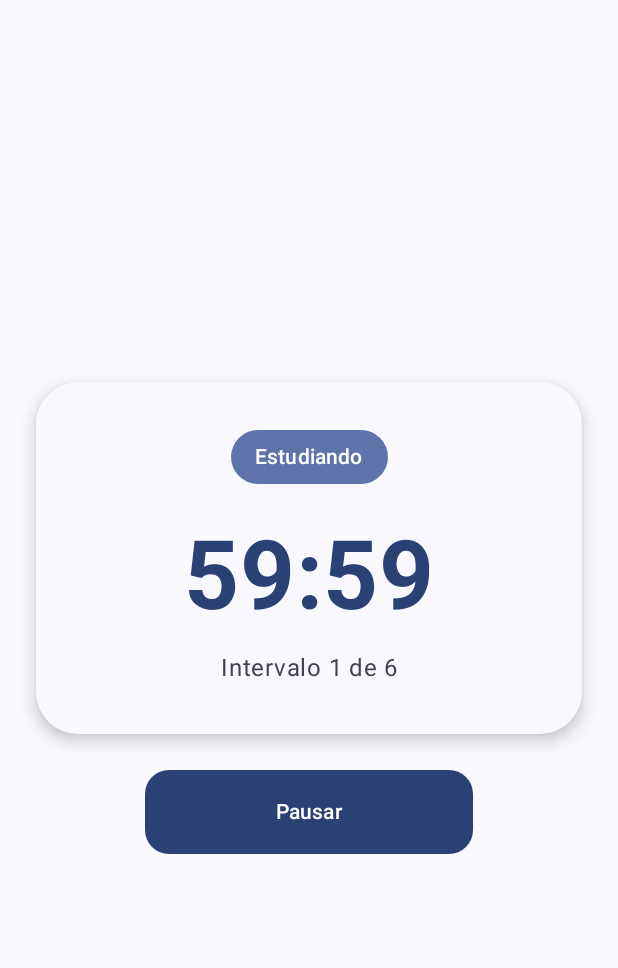
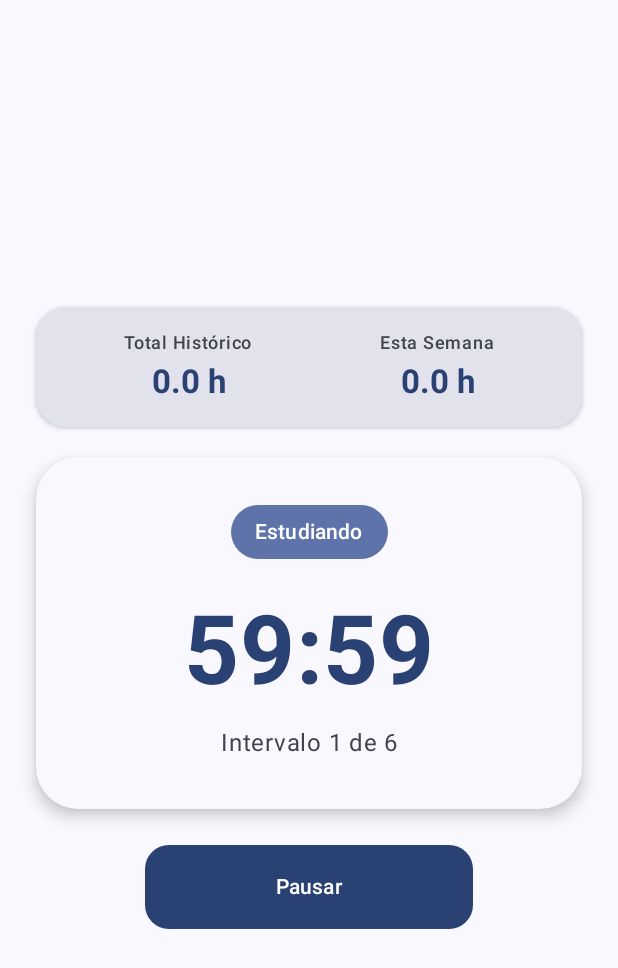
Before and after one commit to DanielCulpian/CascadeStudy, an Android app built with Jetpack Compose: the screen it shows after launch (MainActivity), after a tap on "Iniciar", on a phone screen of 412 x 824 dp. Shown: the top 968 px of the screen. Run offline under Robolectric (Android 15) with nearby library versions, the light colour scheme and no system bars; our stand-ins replace Room's generated code; 1 other tap on this screen came first.

Commit message:
Added database using room to manage the total hours of study (historical and weekly). Implemented the database on TimerScreen.kt and updated MainActivity.kt.

```diff
--- a/app/src/main/java/com/example/cascadestudy/MainActivity.kt
+++ b/app/src/main/java/com/example/cascadestudy/MainActivity.kt
@@ -6,20 +6,33 @@ import androidx.activity.compose.BackHandler
 import androidx.activity.compose.setContent
 import androidx.activity.enableEdgeToEdge
 import androidx.activity.viewModels
+import androidx.compose.runtime.collectAsState
 import androidx.compose.runtime.getValue
-import androidx.compose.runtime.collectAsState
+import androidx.compose.runtime.mutableStateOf
+import androidx.compose.runtime.saveable.rememberSaveable
+import androidx.compose.runtime.setValue
+import androidx.lifecycle.ViewModel
+import androidx.lifecycle.ViewModelProvider
+import com.example.cascadestudy.data.local.AppDatabase
+import com.example.cascadestudy.data.repository.SessionRepository
+import com.example.cascadestudy.presentation.AppScreen
 import com.example.cascadestudy.presentation.selection.SessionSelectionScreen
 import com.example.cascadestudy.presentation.timer.TimerScreen
 import com.example.cascadestudy.presentation.timer.TimerViewModel
 import com.example.cascadestudy.ui.theme.CascadeStudyTheme
-import androidx.compose.runtime.mutableStateOf
-import androidx.compose.runtime.saveable.rememberSaveable
-import com.example.cascadestudy.presentation.AppScreen
-import androidx.compose.runtime.setValue
 
 class MainActivity : ComponentActivity() {
 
-    private val viewModel: TimerViewModel by viewModels()
+    private val viewModel: TimerViewModel by viewModels {
+        object : ViewModelProvider.Factory {
+            override fun <T : ViewModel> create(modelClass: Class<T>): T {
+                val database = AppDatabase.getDatabase(applicationContext)
+                val repository = SessionRepository(database.completedSessionDao())
+                @Suppress("UNCHECKED_CAST")
+                return TimerViewModel(sessionRepository = repository) as T
+            }
+        }
+    }
 
     override fun onCreate(savedInstanceState: Bundle?) {
         super.onCreate(savedInstanceState)
--- /dev/null
+++ b/app/src/main/java/com/example/cascadestudy/data/local/AppDatabase.kt
@@ -0,0 +1,31 @@
+package com.example.cascadestudy.data.local
+
+import android.content.Context
+import androidx.room.Database
+import androidx.room.Room
+import androidx.room.RoomDatabase
+
+// Room database manager for local persistence of study statistics
+@Database(entities = [CompletedSessionEntity::class], version = 1, exportSchema = false)
+abstract class AppDatabase : RoomDatabase() {
+    // Provides access to the completed sessions DAO
+    abstract fun completedSessionDao(): CompletedSessionDao
+
+    companion object {
+        @Volatile
+        private var INSTANCE: AppDatabase? = null
+
+        // Returns the singleton instance of AppDatabase, creating it if necessary
+        fun getDatabase(context: Context): AppDatabase {
+            return INSTANCE ?: synchronized(this) {
+                val instance = Room.databaseBuilder(
+                    context.applicationContext,
+                    AppDatabase::class.java,
+                    "app_database"
+                ).build()
+                INSTANCE = instance
+                instance
+            }
+        }
+    }
+}
--- /dev/null
+++ b/app/src/main/java/com/example/cascadestudy/data/local/CompletedSessionDao.kt
@@ -0,0 +1,22 @@
+package com.example.cascadestudy.data.local
+
+import androidx.room.Dao
+import androidx.room.Insert
+import androidx.room.Query
+import kotlinx.coroutines.flow.Flow
+
+// Data Access Object defining database queries for completed study sessions
+@Dao
+interface CompletedSessionDao {
+    // Inserts a new completed session record into the database
+    @Insert
+    fun insertSession(session: CompletedSessionEntity)
+
+    // Returns a Flow emitting the total cumulative study time in seconds
+    @Query("SELECT SUM(durationSeconds) FROM completed_sessions")
+    fun getTotalStudySeconds(): Flow<Long?>
+
+    // Returns a Flow emitting total study seconds recorded since the given start of week timestamp
+    @Query("SELECT SUM(durationSeconds) FROM completed_sessions WHERE timestampEpochMillis >= :startOfWeekMillis")
+    fun getWeeklyStudySeconds(startOfWeekMillis: Long): Flow<Long?>
+}
--- /dev/null
+++ b/app/src/main/java/com/example/cascadestudy/data/local/CompletedSessionEntity.kt
@@ -0,0 +1,14 @@
+package com.example.cascadestudy.data.local
+
+import androidx.room.Entity
+import androidx.room.PrimaryKey
+
+// Room database entity representing a single completed study session record
+@Entity(tableName = "completed_sessions")
+data class CompletedSessionEntity(
+    @PrimaryKey(autoGenerate = true)
+    val id: Long = 0,
+    val durationSeconds: Long,
+    val presetType: String,
+    val timestampEpochMillis: Long = System.currentTimeMillis()
+)
--- /dev/null
+++ b/app/src/main/java/com/example/cascadestudy/data/repository/SessionRepository.kt
@@ -0,0 +1,43 @@
+package com.example.cascadestudy.data.repository
+
+import com.example.cascadestudy.data.local.CompletedSessionDao
+import com.example.cascadestudy.data.local.CompletedSessionEntity
+import kotlinx.coroutines.CoroutineDispatcher
+import kotlinx.coroutines.Dispatchers
+import kotlinx.coroutines.flow.Flow
+import kotlinx.coroutines.flow.map
+import kotlinx.coroutines.withContext
+import java.util.Calendar
+
+// Repository abstracting data operations and calculations for completed study sessions
+class SessionRepository(
+    private val dao: CompletedSessionDao,
+    private val ioDispatcher: CoroutineDispatcher = Dispatchers.IO
+) {
+    // Reactive Flow exposing total historical study time in seconds
+    val totalStudySeconds: Flow<Long> = dao.getTotalStudySeconds().map { it ?: 0L }
+
+    // Calculates start of the current week and returns a Flow of weekly study seconds
+    fun getWeeklyStudySeconds(): Flow<Long> {
+        val calendar: Calendar = Calendar.getInstance().apply {
+            set(Calendar.DAY_OF_WEEK, firstDayOfWeek)
+            set(Calendar.HOUR_OF_DAY, 0)
+            set(Calendar.MINUTE, 0)
+            set(Calendar.SECOND, 0)
+            set(Calendar.MILLISECOND, 0)
+        }
+        return dao.getWeeklyStudySeconds(calendar.timeInMillis).map { it ?: 0L }
+    }
+
+    // Persists a newly completed study session record asynchronously on the IO dispatcher
+    suspend fun saveCompletedSession(durationSeconds: Long, presetType: String) {
+        withContext(ioDispatcher) {
+            dao.insertSession(
+                CompletedSessionEntity(
+                    durationSeconds = durationSeconds,
+                    presetType = presetType
+                )
+            )
+        }
+    }
+}
--- a/app/src/main/java/com/example/cascadestudy/domain/StudySessionPreset.kt
+++ b/app/src/main/java/com/example/cascadestudy/domain/StudySessionPreset.kt
@@ -1,5 +1,6 @@
 package com.example.cascadestudy.domain
 
+// Preset configurations for study session interval structures
 enum class StudySessionPreset {
     FULL,
     SHORT,
--- a/app/src/main/java/com/example/cascadestudy/domain/StudySessionPresetExtensions.kt
+++ b/app/src/main/java/com/example/cascadestudy/domain/StudySessionPresetExtensions.kt
@@ -1,5 +1,6 @@
 package com.example.cascadestudy.domain
 
+// Converts a StudySessionPreset enum entry into a corresponding StudySession domain instance
 fun StudySessionPreset.toStudySession(): StudySession {
     return when (this) {
         StudySessionPreset.FULL -> StudySession(
--- a/app/src/main/java/com/example/cascadestudy/presentation/AppScreen.kt
+++ b/app/src/main/java/com/example/cascadestudy/presentation/AppScreen.kt
@@ -1,5 +1,6 @@
 package com.example.cascadestudy.presentation
 
+// Enumeration of main navigation screens in the application
 enum class AppScreen {
     SESSION_SELECTION,
     TIMER
--- a/app/src/main/java/com/example/cascadestudy/presentation/timer/TimerScreen.kt
+++ b/app/src/main/java/com/example/cascadestudy/presentation/timer/TimerScreen.kt
@@ -50,7 +50,7 @@ private fun formatTime(totalSeconds: Long): String {
     return "%02d:%02d".format(minutes, seconds)
 }
 
-// Main Composable screen for displaying timer state and control actions
+// Main Composable screen for displaying timer state, statistics, and control actions
 @Composable
 fun TimerScreen(
     uiState: TimerUiState,
@@ -70,6 +70,68 @@ fun TimerScreen(
         horizontalAlignment = Alignment.CenterHorizontally,
         verticalArrangement = Arrangement.Center
     ) {
+        // Statistics Card displaying historical and weekly study hours
+        Card(
+            modifier = Modifier.fillMaxWidth(),
+            colors = CardDefaults.cardColors(
+                containerColor = MaterialTheme.colorScheme.surfaceVariant
+            ),
+            shape = RoundedCornerShape(20.dp),
+            elevation = CardDefaults.cardElevation(
+                defaultElevation = 2.dp
+            )
+        ) {
+            Row(
+                modifier = Modifier
+                    .fillMaxWidth()
+                    .padding(16.dp),
+                horizontalArrangement = Arrangement.SpaceAround,
+                verticalAlignment = Alignment.CenterVertically
+            ) {
+                Column(
+                    horizontalAlignment = Alignment.CenterHorizontally
+                ) {
+                    Text(
+                        text = "Total Histórico",
+                        style = MaterialTheme.typography.labelMedium,
+                        color = MaterialTheme.colorScheme.onSurfaceVariant
+                    )
+                    Spacer(
+                        modifier = Modifier.height(4.dp)
+                    )
+                    Text(
+                        text = "%.1f h".format(uiState.totalHistoricalHours),
+                        style = MaterialTheme.typography.titleLarge,
+                        fontWeight = FontWeight.Bold,
+                        color = MaterialTheme.colorScheme.primary
+                    )
+                }
+
+                Column(
+                    horizontalAlignment = Alignment.CenterHorizontally
+                ) {
+                    Text(
+                        text = "Esta Semana",
+                        style = MaterialTheme.typography.labelMedium,
+                        color = MaterialTheme.colorScheme.onSurfaceVariant
+                    )
+                    Spacer(
+                        modifier = Modifier.height(4.dp)
+                    )
+                    Text(
+                        text = "%.1f h".format(uiState.weeklyHours),
+                        style = MaterialTheme.typography.titleLarge,
+                        fontWeight = FontWeight.Bold,
+                        color = MaterialTheme.colorScheme.primary
+                    )
+                }
+            }
+        }
+
+        Spacer(
+            modifier = Modifier.height(20.dp)
+        )
+
         // Card wrapper displaying current status, time remaining, and interval info
         Card(
             modifier = Modifier.fillMaxWidth(),
--- a/app/src/main/java/com/example/cascadestudy/presentation/timer/TimerUiState.kt
+++ b/app/src/main/java/com/example/cascadestudy/presentation/timer/TimerUiState.kt
@@ -2,10 +2,12 @@ package com.example.cascadestudy.presentation.timer
 
 import com.example.cascadestudy.domain.TimerState
 
-// UI state representation for the timer screen
+// UI state representation for the timer screen including study statistics
 data class TimerUiState(
     val state: TimerState,
     val remainingSeconds: Long,
     val currentIntervalIndex: Int,
-    val totalIntervals: Int
+    val totalIntervals: Int,
+    val totalHistoricalHours: Float = 0f,
+    val weeklyHours: Float = 0f
 )
--- a/app/src/main/java/com/example/cascadestudy/presentation/timer/TimerViewModel.kt
+++ b/app/src/main/java/com/example/cascadestudy/presentation/timer/TimerViewModel.kt
@@ -1,34 +1,37 @@
 package com.example.cascadestudy.presentation.timer
 
-// Own implementation of the timer
+import androidx.lifecycle.ViewModel
+import androidx.lifecycle.viewModelScope
+import com.example.cascadestudy.data.repository.SessionRepository
 import com.example.cascadestudy.domain.CascadeTimer
 import com.example.cascadestudy.domain.StudySession
+import com.example.cascadestudy.domain.StudySessionPreset
 import com.example.cascadestudy.domain.SystemTimerClock
+import com.example.cascadestudy.domain.TimerClock
+import com.example.cascadestudy.domain.TimerState
 import com.example.cascadestudy.domain.TimerStateMachine
-import com.example.cascadestudy.domain.TimerState
-import com.example.cascadestudy.domain.TimerClock
-
-// External imports
-import androidx.lifecycle.viewModelScope
+import com.example.cascadestudy.domain.toStudySession
+import kotlinx.coroutines.Job
 import kotlinx.coroutines.delay
-import kotlinx.coroutines.launch
-import androidx.lifecycle.ViewModel
-import kotlinx.coroutines.Job
 import kotlinx.coroutines.flow.MutableStateFlow
 import kotlinx.coroutines.flow.StateFlow
 import kotlinx.coroutines.flow.asStateFlow
+import kotlinx.coroutines.flow.update
+import kotlinx.coroutines.launch
 import kotlin.time.Duration.Companion.seconds
 
-// ViewModel managing timer UI state and coroutine updates
-import com.example.cascadestudy.domain.StudySessionPreset
-import com.example.cascadestudy.domain.toStudySession
-
+// ViewModel managing timer UI state, coroutine ticker updates, and session statistics persistence
 class TimerViewModel(
     private var session: StudySession = StudySessionPreset.FULL.toStudySession(),
-    private val clock: TimerClock = SystemTimerClock()
-): ViewModel() {
+    private val clock: TimerClock = SystemTimerClock(),
+    private val sessionRepository: SessionRepository
+) : ViewModel() {
+
     private var updateJob: Job? = null
+    private var currentPreset: StudySessionPreset = StudySessionPreset.FULL
+    private var isSessionSaved = false
 
+    // Domain timer instance
     private var timer = CascadeTimer(
         session = session,
         stateMachine = TimerStateMachine(),
@@ -46,20 +49,50 @@ class TimerViewModel(
     )
     val uiState: StateFlow<TimerUiState> = _uiState.asStateFlow()
 
+    init {
+        observeStatistics()
+    }
+
+    // Subscribes to total and weekly study statistics from the repository
+    private fun observeStatistics() {
+        viewModelScope.launch {
+            sessionRepository.totalStudySeconds.collect { totalSeconds ->
+                _uiState.update { currentState ->
+                    currentState.copy(
+                        totalHistoricalHours = totalSeconds / 3600f
+                    )
+                }
+            }
+        }
+        viewModelScope.launch {
+            sessionRepository.getWeeklyStudySeconds().collect { weeklySeconds ->
+                _uiState.update { currentState ->
+                    currentState.copy(
+                        weeklyHours = weeklySeconds / 3600f
+                    )
+                }
+            }
+        }
+    }
+
     // Updates the exposed StateFlow with current timer values
-    private fun updateUIState(){
-        _uiState.value = TimerUiState(
+    private fun updateUIState() {
+        _uiState.update { currentState ->
+            currentState.copy(
                 state = timer.state,
                 remainingSeconds = timer.remainingSeconds,
                 currentIntervalIndex = timer.currentIntervalIndex,
                 totalIntervals = session.intervals.size
             )
         }
+    }
 
-    // Selects a study session preset and updates the timer
+    // Selects a study session preset and updates the timer instance
     fun selectPreset(preset: StudySessionPreset) {
         stopUpdating()
+        currentPreset = preset
         session = preset.toStudySession()
+        isSessionSaved = false
         timer = CascadeTimer(
             session = session,
             stateMachine = TimerStateMachine(),
@@ -69,66 +102,79 @@ class TimerViewModel(
     }
 
     // Starts the periodic coroutine ticker to update the timer every second
-    private fun startUpdating(){
+    private fun startUpdating() {
         updateJob?.cancel()
 
         updateJob = viewModelScope.launch {
-            while(true){
+            while (true) {
                 update()
 
-                if(timer.state == TimerState.FINISHED)
+                if (timer.state == TimerState.FINISHED) {
+                    onSessionFinished()
                     break
+                }
 
                 delay(1.seconds)
             }
         }
     }
 
+    // Persists the completed study session record to local storage
+    private fun onSessionFinished() {
+        if (!isSessionSaved) {
+            isSessionSaved = true
+            val totalStudySeconds = session.intervals.sum() * 60L
+            viewModelScope.launch {
+                sessionRepository.saveCompletedSession(
+                    durationSeconds = totalStudySeconds,
+                    presetType = currentPreset.name
+                )
+            }
+        }
+    }
+
     // Cancels the active ticker coroutine
-    private fun stopUpdating(){
+    private fun stopUpdating() {
         updateJob?.cancel()
         updateJob = null
     }
 
     // Starts the timer session and begins periodic UI updates
-    fun start(){
-        if(!timer.start())
-            return
-
+    fun start() {
+        if (!timer.start()) return
+        isSessionSaved = false
         updateUIState()
         startUpdating()
     }
 
     // Pauses the timer and stops periodic updates
-    fun pause(){
-        if(!timer.pause())
-            return
-
+    fun pause() {
+        if (!timer.pause()) return
         updateUIState()
         stopUpdating()
     }
 
     // Resumes the timer and restarts periodic updates
-    fun resume(){
-        if(!timer.resume())
-            return
-
+    fun resume() {
+        if (!timer.resume()) return
         updateUIState()
         startUpdating()
     }
 
     // Resets the timer to IDLE and stops periodic updates
-    fun reset(){
-        if(!timer.reset())
-            return
-
+    fun reset() {
+        if (!timer.reset()) return
+        isSessionSaved = false
         updateUIState()
         stopUpdating()
     }
 
     // Manual tick update for timer state and remaining time
-    fun update(){
+    fun update() {
         timer.update()
         updateUIState()
+        if (timer.state == TimerState.FINISHED) {
+            onSessionFinished()
         }
     }
+}
```
Lines whose indentation alone changed are shown as unchanged.
